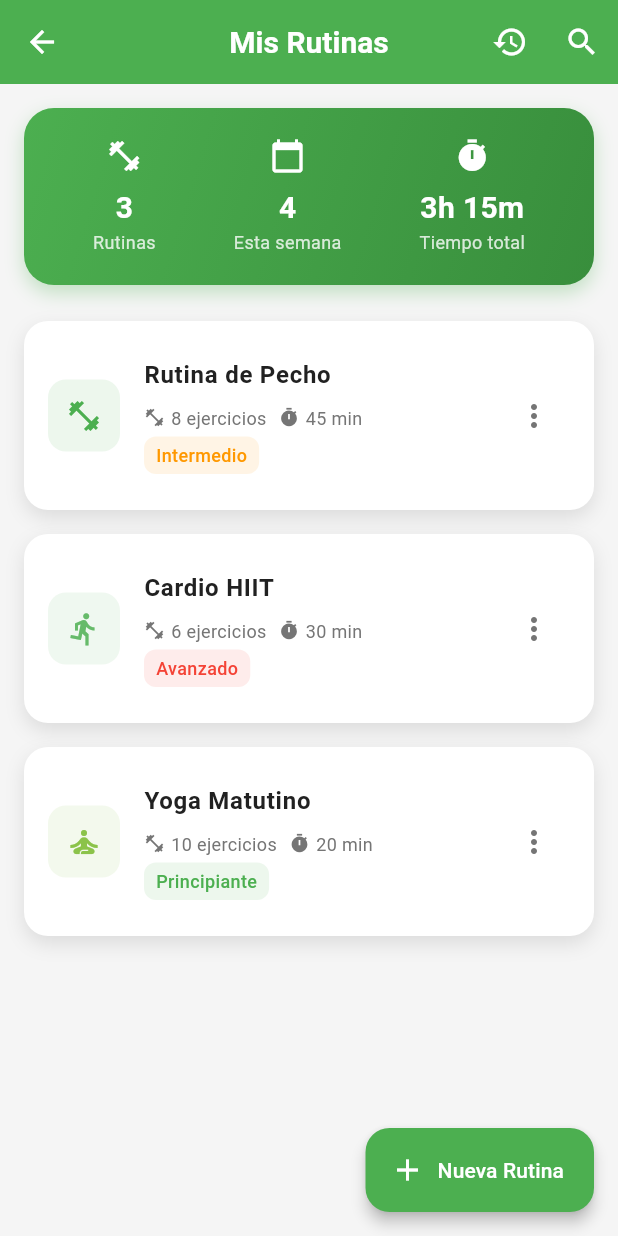
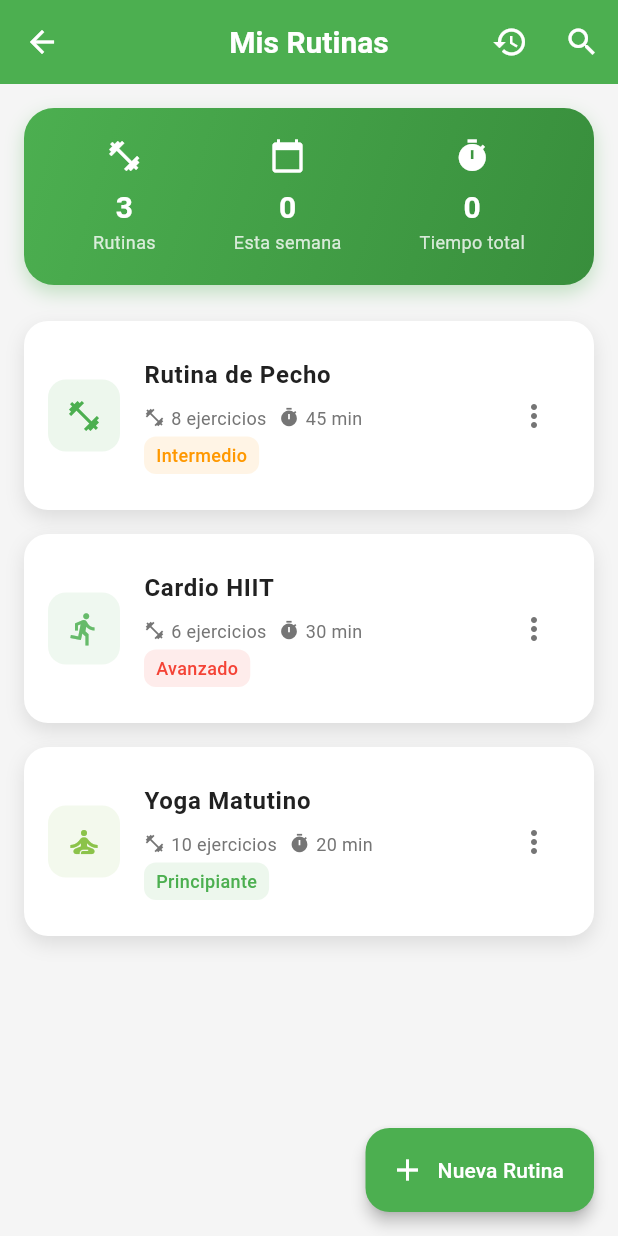
Before and after one commit to NytroPlay/fitbuddy, a Flutter app: the RoutinesScreen screen opened directly, on a phone screen of 412 x 824 dp. Run offline on Flutter 3.47's test engine with Material 3 defaults, Android fonts, the phone set to English and light mode, and no system bars; our stand-ins replace image_picker, lottie, shared_preferences; accounts and stored records are empty.

Commit message:
feat: Add weekly training statistics and totals
Adds the display of the number of workouts performed in the current week and the cumulative total duration of all workouts.

```diff
--- a/lib/models/routine_history.dart
+++ b/lib/models/routine_history.dart
@@ -1,12 +1,14 @@
 class RoutineHistory {
   final String routineName;
   final DateTime date;
+  final int duration;
   final int completedExercises;
   final int totalExercises;
 
   RoutineHistory({
     required this.routineName,
     required this.date,
+    required this.duration,
     required this.completedExercises,
     required this.totalExercises,
   });
--- a/lib/screens/routines_screen.dart
+++ b/lib/screens/routines_screen.dart
@@ -115,8 +115,8 @@ class _RoutinesScreenState extends State<RoutinesScreen>
                   '${_routines.length}',
                   Icons.fitness_center,
                 ),
-                _buildStatItem('Esta semana', '4', Icons.calendar_today),
-                _buildStatItem('Tiempo total', '3h 15m', Icons.timer),
+                _buildStatItem('Esta semana', _getNumberOfExercisesInTheWeek(), Icons.calendar_today),
+                _buildStatItem('Tiempo total', _getTotalTime(), Icons.timer),
               ],
             ),
           ),
@@ -143,6 +143,19 @@ class _RoutinesScreenState extends State<RoutinesScreen>
         label: Text('Nueva Rutina'),
       ),
     );
+  }
+
+  String _getNumberOfExercisesInTheWeek() {
+    final now = DateTime.now();
+    final today = DateTime(now.year, now.month, now.day - 7);
+    final firstDayOfWeek = today.subtract(Duration(days: today.weekday - 1));
+    return _history.where((element) => !DateTime(element.date.year, element.date.month, element.date.day).isBefore(firstDayOfWeek)).length.toString();
+  }
+
+  String _getTotalTime() {
+    return _history.fold<int>(0, (previousValue, element) {
+      return previousValue + element.duration;
+    }).toString();
   }
 
   Widget _buildStatItem(String label, String value, IconData icon) {
@@ -535,6 +548,7 @@ class _RoutinesScreenState extends State<RoutinesScreen>
                 RoutineHistory(
                   routineName: routine['name'],
                   date: DateTime.now(),
+                  duration: _getRoutineDuration(routine['duration'], total, completed),
                   completedExercises: completed,
                   totalExercises: total,
                 ),
@@ -544,6 +558,10 @@ class _RoutinesScreenState extends State<RoutinesScreen>
         ),
       ),
     );
+  }
+
+  int _getRoutineDuration(String duration, int total, int completed) {
+    return ((int.parse(duration.split(' ')[0]) / total) * completed).round();
   }
 
   Future<void> _showCreateRoutineSheet(BuildContext context) async {
```
